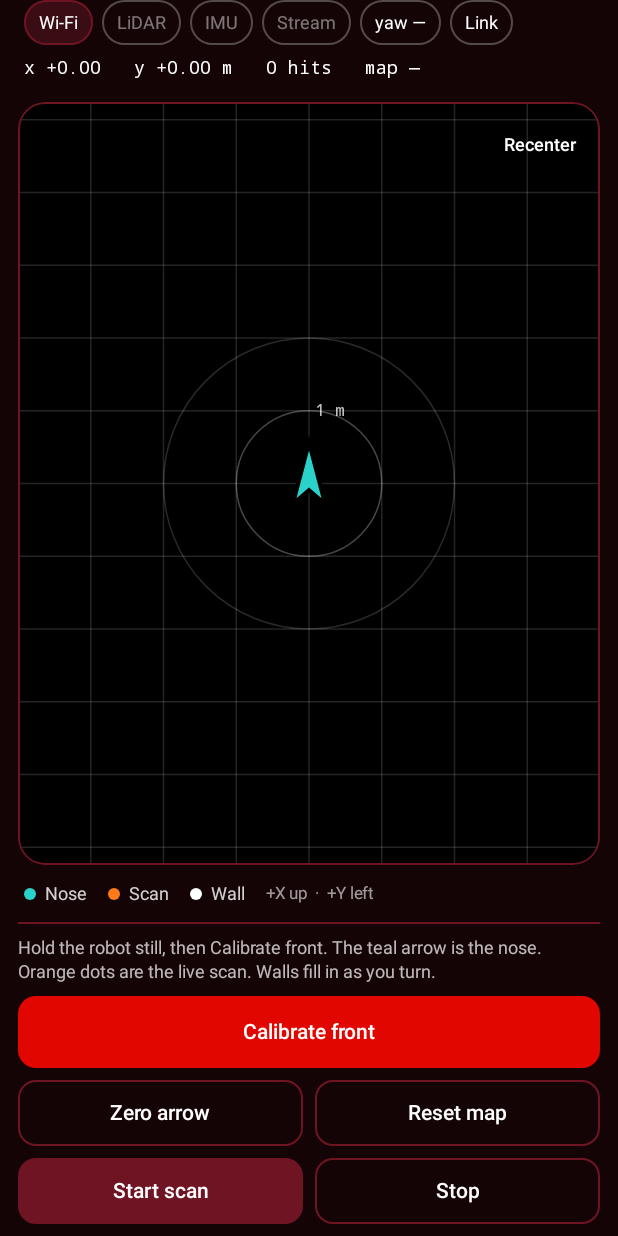
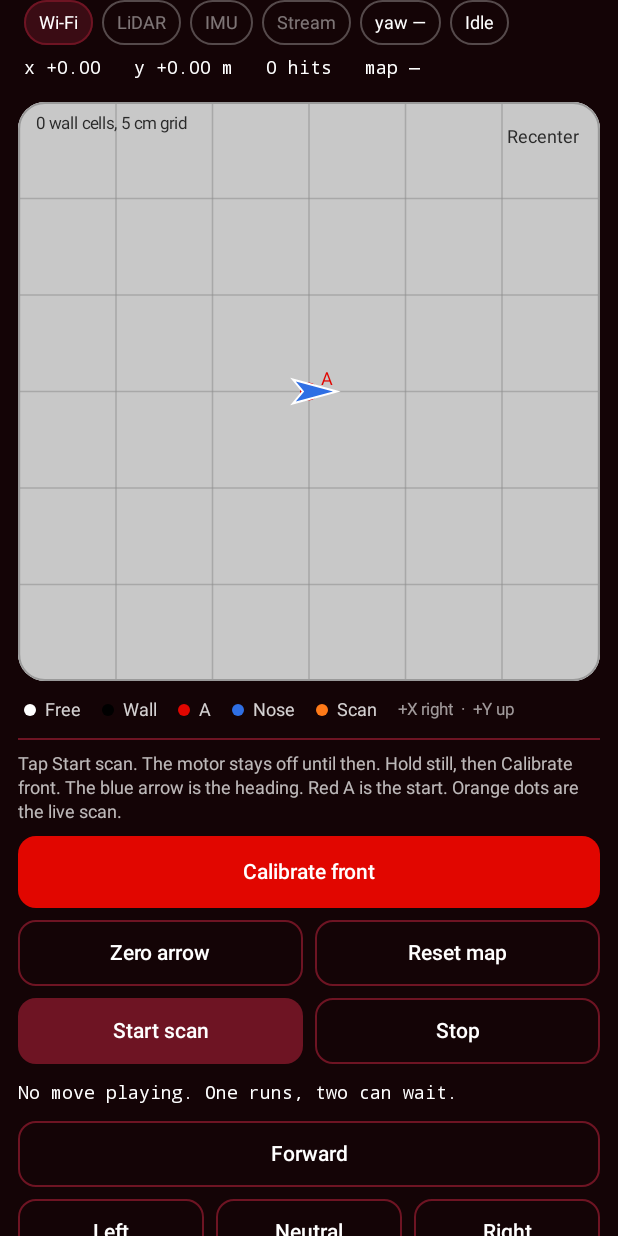
Before and after one commit to Karthikeya07-tech/Spyder-Auto-, an Android app built with Jetpack Compose: the composable LivePane shown on its own in the app's theme, on a phone screen of 412 x 824 dp. Run offline under Robolectric (Android 15) with nearby library versions, the phone set to English and light mode, and no system bars; network calls fail.

Commit message:
made changes on map Ui and added action Ui buttons with logic

```diff
--- a/app/src/main/java/com/example/spyder/MainActivity.kt
+++ b/app/src/main/java/com/example/spyder/MainActivity.kt
@@ -33,7 +33,8 @@ class MainActivity : ComponentActivity() {
                     onZero = robot::zero,
                     onResetMap = robot::resetMap,
                     onStart = robot::startStream,
-                    onStop = robot::stopStream
+                    onStop = robot::stopStream,
+                    onAction = robot::play
                 )
             }
         }
--- a/app/src/main/java/com/example/spyder/ui/MapCanvas.kt
+++ b/app/src/main/java/com/example/spyder/ui/MapCanvas.kt
@@ -9,8 +9,8 @@ import androidx.compose.foundation.layout.Box
 import androidx.compose.foundation.layout.fillMaxSize
 import androidx.compose.foundation.layout.padding
 import androidx.compose.foundation.shape.RoundedCornerShape
+import androidx.compose.foundation.clickable
 import androidx.compose.material3.Text
-import androidx.compose.material3.TextButton
 import androidx.compose.runtime.Composable
 import androidx.compose.runtime.getValue
 import androidx.compose.runtime.mutableFloatStateOf
@@ -37,12 +37,16 @@ import androidx.compose.ui.text.rememberTextMeasurer
 import androidx.compose.ui.unit.dp
 import androidx.compose.ui.unit.sp
 import com.example.spyder.robot.Frame
-import com.example.spyder.ui.theme.NoseTeal
 import com.example.spyder.ui.theme.ScanOrange
-import com.example.spyder.ui.theme.SpyderBlack
-import com.example.spyder.ui.theme.SpyderMaroon
-import com.example.spyder.ui.theme.SpyderWhite
+import java.util.Locale
 import kotlin.math.min
+
+private val MapPaper = Color(0xFFC8C8C8)
+private val MapLine = Color(0xFF8E8E8E)
+private val MapInk = Color(0xFF2A2A2A)
+private val MapEdge = Color(0xFF9A9A9A)
+private val StartRed = Color(0xFFE10600)
+private val HeadingBlue = Color(0xFF2F6FE4)
 
 @Composable
 fun MapCanvas(
@@ -52,23 +56,33 @@ fun MapCanvas(
     scanMm: IntArray,
     occupancy: ByteArray,
     mapSize: Int,
+    mapStamp: Int,
     resolutionM: Double,
     modifier: Modifier = Modifier
 ) {
     var zoom by remember { mutableFloatStateOf(1f) }
     var pan by remember { mutableStateOf(Offset.Zero) }
     val measurer = rememberTextMeasurer()
-    val metreLabel = remember(measurer) {
+    val wallCells = remember(mapStamp, occupancy) { Frame.wallCount(occupancy) }
+    val caption = remember(measurer, wallCells, resolutionM) {
+        val centimetres = resolutionM * 100.0
+        val cell = if (centimetres in 0.5..100.0) {
+            String.format(Locale.US, "%.0f", centimetres)
+        } else {
+            "5"
+        }
         measurer.measure(
-            "1 m",
-            TextStyle(
-                color = SpyderWhite.copy(alpha = 0.75f),
-                fontSize = 11.sp,
-                fontFamily = FontFamily.Monospace
-            )
+            "$wallCells wall cells, $cell cm grid",
+            TextStyle(color = MapInk, fontSize = 11.sp, fontFamily = FontFamily.SansSerif)
         )
     }
-    val pixels = remember(occupancy, mapSize) {
+    val startMark = remember(measurer) {
+        measurer.measure(
+            "A",
+            TextStyle(color = StartRed, fontSize = 12.sp, fontFamily = FontFamily.SansSerif)
+        )
+    }
+    val pixels = remember(mapStamp, occupancy, mapSize) {
         if (mapSize > 0 && occupancy.size == mapSize * mapSize) {
             Frame.rasterOccupancy(occupancy, mapSize)
         } else {
@@ -89,8 +103,8 @@ fun MapCanvas(
     Box(
         modifier = modifier
             .clip(RoundedCornerShape(18.dp))
-            .border(1.dp, SpyderMaroon, RoundedCornerShape(18.dp))
-            .background(SpyderBlack)
+            .border(1.dp, MapEdge, RoundedCornerShape(18.dp))
+            .background(MapPaper)
     ) {
         Canvas(
             modifier = Modifier
@@ -104,7 +118,7 @@ fun MapCanvas(
         ) {
             val shortest = min(size.width, size.height)
             if (shortest <= 0f) return@Canvas
-            val ppm = (shortest / 8f) * zoom
+            val ppm = (shortest / 12f) * zoom
             val centerX = size.width / 2f
             val centerY = size.height / 2f
 
@@ -120,12 +134,15 @@ fun MapCanvas(
                 return Offset(point.x, point.y)
             }
 
-            val grid = SpyderWhite.copy(alpha = 0.14f)
+            drawRect(MapPaper)
+            val grid = MapLine.copy(alpha = 0.55f)
             val hairline = 1.dp.toPx()
-            for (metre in -8..8) {
-                drawLine(grid, place(metre.toDouble(), -8.0), place(metre.toDouble(), 8.0), strokeWidth = hairline)
-                drawLine(grid, place(-8.0, metre.toDouble()), place(8.0, metre.toDouble()), strokeWidth = hairline)
+            for (metre in -12..12 step 2) {
+                val at = metre.toDouble()
+                drawLine(grid, place(at, -12.0), place(at, 12.0), strokeWidth = hairline)
+                drawLine(grid, place(-12.0, at), place(12.0, at), strokeWidth = hairline)
             }
+            drawText(caption, topLeft = Offset(12.dp.toPx(), 8.dp.toPx()))
 
             val bitmap = image
             if (bitmap != null) {
@@ -140,55 +157,46 @@ fun MapCanvas(
                 }
             }
 
-            val robot = place(poseX, poseY)
-            drawCircle(
-                color = SpyderWhite.copy(alpha = 0.28f),
-                radius = ppm,
-                center = robot,
-                style = Stroke(width = 1.5f)
-            )
-            drawCircle(
-                color = SpyderWhite.copy(alpha = 0.16f),
-                radius = ppm * 2f,
-                center = robot,
-                style = Stroke(width = 1.5f)
-            )
-            val oneMetre = place(poseX + 1.0, poseY)
-            drawText(
-                metreLabel,
-                topLeft = Offset(oneMetre.x + 6f, oneMetre.y - metreLabel.size.height / 2f)
-            )
-
-            val dot = 3.dp.toPx()
+            val dot = 2.2.dp.toPx()
             for (degree in scanMm.indices) {
                 val hit = Frame.scanHit(poseX, poseY, yawDeg, degree, scanMm[degree]) ?: continue
                 val at = place(hit.x, hit.y)
                 drawCircle(ScanOrange, radius = dot, center = at)
             }
 
-            val length = 22.dp.toPx()
+            val start = place(0.0, 0.0)
+            val robot = place(poseX, poseY)
+            drawCircle(StartRed, radius = 6.dp.toPx(), center = start)
+            drawText(
+                startMark,
+                topLeft = Offset(start.x + 8.dp.toPx(), start.y - startMark.size.height - 2.dp.toPx())
+            )
+
+            val length = 16.dp.toPx()
             rotate(degrees = -yawDeg.toFloat(), pivot = robot) {
                 val arrow = Path().apply {
-                    moveTo(robot.x, robot.y - length)
-                    lineTo(robot.x + length * 0.38f, robot.y + length * 0.45f)
-                    lineTo(robot.x, robot.y + length * 0.12f)
-                    lineTo(robot.x - length * 0.38f, robot.y + length * 0.45f)
+                    moveTo(robot.x + length, robot.y)
+                    lineTo(robot.x - length * 0.55f, robot.y - length * 0.42f)
+                    lineTo(robot.x - length * 0.2f, robot.y)
+                    lineTo(robot.x - length * 0.55f, robot.y + length * 0.42f)
                     close()
                 }
-                drawPath(arrow, color = SpyderBlack, style = Stroke(width = 8f))
-                drawPath(arrow, color = NoseTeal)
+                drawPath(arrow, color = Color.White, style = Stroke(width = 4f))
+                drawPath(arrow, color = HeadingBlue)
             }
         }
-        TextButton(
-            onClick = {
-                zoom = 1f
-                pan = Offset.Zero
-            },
+        Text(
+            text = "Recenter",
+            color = MapInk,
+            fontSize = 12.sp,
             modifier = Modifier
                 .align(Alignment.TopEnd)
-                .padding(4.dp)
-        ) {
-            Text("Recenter", color = SpyderWhite, fontSize = 12.sp)
-        }
+                .padding(8.dp)
+                .clickable {
+                    zoom = 1f
+                    pan = Offset.Zero
+                }
+                .padding(horizontal = 6.dp, vertical = 4.dp)
+        )
     }
 }
--- a/app/src/main/java/com/example/spyder/ui/RobotScreen.kt
+++ b/app/src/main/java/com/example/spyder/ui/RobotScreen.kt
@@ -21,6 +21,7 @@ import androidx.compose.foundation.layout.WindowInsets
 import androidx.compose.foundation.layout.fillMaxSize
 import androidx.compose.foundation.layout.fillMaxWidth
 import androidx.compose.foundation.layout.height
+import androidx.compose.foundation.layout.heightIn
 import androidx.compose.foundation.layout.padding
 import androidx.compose.foundation.layout.size
 import androidx.compose.foundation.layout.systemBars
@@ -57,7 +58,6 @@ import androidx.compose.ui.unit.dp
 import androidx.compose.ui.unit.sp
 import androidx.core.content.ContextCompat
 import com.example.spyder.robot.RobotEndpoint
-import com.example.spyder.ui.theme.NoseTeal
 import com.example.spyder.ui.theme.ScanOrange
 import com.example.spyder.ui.theme.SpyderBackground
 import com.example.spyder.ui.theme.SpyderBlack
@@ -69,7 +69,7 @@ import kotlinx.coroutines.delay
 import java.util.Locale
 
 private const val HINT =
-    "Hold the robot still, then Calibrate front. The teal arrow is the nose. Orange dots are the live scan. Walls fill in as you turn."
+    "Tap Start scan. The motor stays off until then. Hold still, then Calibrate front. The blue arrow is the heading. Red A is the start. Orange dots are the live scan."
 
 @Composable
 fun RobotScreen(
@@ -79,7 +79,8 @@ fun RobotScreen(
     onZero: () -> Unit,
     onResetMap: () -> Unit,
     onStart: () -> Unit,
-    onStop: () -> Unit
+    onStop: () -> Unit,
+    onAction: (String) -> Unit
 ) {
     val view = LocalView.current
     DisposableEffect(state.link) {
@@ -108,6 +109,7 @@ fun RobotScreen(
                 onResetMap = onResetMap,
                 onStart = onStart,
                 onStop = onStop,
+                onAction = onAction,
                 modifier = Modifier.weight(1f)
             )
         } else {
@@ -165,6 +167,7 @@ private fun LivePane(
     onResetMap: () -> Unit,
     onStart: () -> Unit,
     onStop: () -> Unit,
+    onAction: (String) -> Unit,
     modifier: Modifier = Modifier
 ) {
     var now by remember { mutableLongStateOf(System.currentTimeMillis()) }
@@ -203,6 +206,7 @@ private fun LivePane(
             scanMm = state.scanMm,
             occupancy = state.occupancy,
             mapSize = state.mapSize,
+            mapStamp = state.mapStamp,
             resolutionM = state.resolutionM,
             modifier = Modifier
                 .weight(1f)
@@ -210,14 +214,18 @@ private fun LivePane(
                 .padding(horizontal = 12.dp, vertical = 8.dp)
         )
         Row(
-            modifier = Modifier.padding(horizontal = 16.dp),
+            modifier = Modifier
+                .horizontalScroll(rememberScrollState())
+                .padding(horizontal = 16.dp),
             horizontalArrangement = Arrangement.spacedBy(14.dp)
         ) {
-            Legend(NoseTeal, "Nose")
+            Legend(Color.White, "Free")
+            Legend(Color.Black, "Wall")
+            Legend(Color(0xFFE10600), "A")
+            Legend(Color(0xFF2F6FE4), "Nose")
             Legend(ScanOrange, "Scan")
-            Legend(SpyderWhite, "Wall")
             Text(
-                text = "+X up  ·  +Y left",
+                text = "+X right  ·  +Y up",
                 color = SpyderWhite.copy(alpha = 0.6f),
                 fontSize = 11.sp,
                 modifier = Modifier.align(Alignment.CenterVertically)
@@ -225,6 +233,8 @@ private fun LivePane(
         }
         Column(
             modifier = Modifier
+                .heightIn(max = 340.dp)
+                .verticalScroll(rememberScrollState())
                 .fillMaxWidth()
                 .padding(horizontal = 12.dp, vertical = 8.dp),
             verticalArrangement = Arrangement.spacedBy(8.dp)
@@ -296,6 +306,50 @@ private fun LivePane(
                     modifier = Modifier.weight(1f)
                 )
             }
+            Text(
+                text = actionLine(state),
+                color = SpyderWhite,
+                fontFamily = FontFamily.Monospace,
+                fontSize = 12.sp
+            )
+            val motionReady = ready && !queueFull(state)
+            Choice(
+                text = "Forward",
+                filled = state.actionCurrent == "walk_forward",
+                enabled = motionReady,
+                onClick = { onAction("walk_forward") },
+                modifier = Modifier.fillMaxWidth()
+            )
+            Row(horizontalArrangement = Arrangement.spacedBy(8.dp)) {
+                Choice(
+                    text = "Left",
+                    filled = state.actionCurrent == "turn_left",
+                    enabled = motionReady,
+                    onClick = { onAction("turn_left") },
+                    modifier = Modifier.weight(1f)
+                )
+                Choice(
+                    text = "Neutral",
+                    filled = state.actionCurrent == "neutral",
+                    enabled = motionReady,
+                    onClick = { onAction("neutral") },
+                    modifier = Modifier.weight(1f)
+                )
+                Choice(
+                    text = "Right",
+                    filled = state.actionCurrent == "turn_right",
+                    enabled = motionReady,
+                    onClick = { onAction("turn_right") },
+                    modifier = Modifier.weight(1f)
+                )
+            }
+            Choice(
+                text = "Back",
+                filled = state.actionCurrent == "walk_backward",
+                enabled = motionReady,
+                onClick = { onAction("walk_backward") },
+                modifier = Modifier.fillMaxWidth()
+            )
         }
     }
 }
@@ -316,12 +370,13 @@ private fun StatusRow(state: RobotUiState, fresh: Boolean) {
         Chip(formatYaw(state.yawDeg), on = state.yawDeg != null)
         Chip(
             label = when {
+                state.streaming != true -> "Idle"
                 state.lastPacketMs == 0L -> if (state.usingSocket) "Socket" else "Link"
                 fresh -> if (state.usingSocket) "Socket" else "Poll"
                 else -> "No packets"
             },
-            on = fresh,
-            warn = state.lastPacketMs > 0 && !fresh
+            on = state.streaming == true && fresh,
+            warn = state.streaming == true && state.lastPacketMs > 0 && !fresh
         )
     }
 }
@@ -410,8 +465,8 @@ private fun JoinPane(
                     )
                 }
                 Step("1", "Connect, then confirm Twist-auto on the system dialog.")
-                Step("2", "Hold the robot still and tap Calibrate front.")
-                Step("3", "Turn in place. Orange dots are the scan. Walls fill in as you go.")
+                Step("2", "Tap Start scan. Nothing is live until the motor spins.")
+                Step("3", "Hold still, calibrate front, and turn. Walls fill in as you go.")
                 val message = notice?.takeIf { it.isNotBlank() } ?: state.detail
                 if (message.isNotBlank()) {
                     Text(
@@ -588,6 +643,30 @@ private fun networkLine(ssid: String?): String = when {
     else -> "Phone is on $ssid"
 }
 
+private fun queueFull(state: RobotUiState): Boolean {
+    return state.actionBusy == true && state.actionQueued.size >= 2
+}
+
+private fun actionLine(state: RobotUiState): String {
+    val now = state.actionCurrent?.let(::motionLabel)
+    val waiting = state.actionQueued.map(::motionLabel)
+    return when {
+        now == null && waiting.isEmpty() -> "No move playing. One runs, two can wait."
+        now != null && waiting.isEmpty() -> "Now $now"
+        now != null -> "Now $now · waiting ${waiting.joinToString(", ")}"
+        else -> "Waiting ${waiting.joinToString(", ")}"
+    }
+}
+
+private fun motionLabel(name: String): String = when (name) {
+    "neutral" -> "Neutral"
+    "walk_forward" -> "Forward"
+    "walk_backward" -> "Back"
+    "turn_left" -> "Left"
+    "turn_right" -> "Right"
+    else -> name
+}
+
 private fun formatYaw(yaw: Double?): String {
     if (yaw == null) return "yaw —"
     val wrapped = ((yaw % 360.0) + 360.0) % 360.0
--- a/app/src/main/java/com/example/spyder/ui/RobotUiState.kt
+++ b/app/src/main/java/com/example/spyder/ui/RobotUiState.kt
@@ -23,9 +23,13 @@ data class RobotUiState(
     val mapVersion: Long = -1,
     val occupancy: ByteArray = ByteArray(0),
     val mapSize: Int = 0,
+    val mapStamp: Int = 0,
     val resolutionM: Double = 0.05,
     val versions: String = "",
     val busy: Boolean = false,
+    val actionBusy: Boolean? = null,
+    val actionCurrent: String? = null,
+    val actionQueued: List<String> = emptyList(),
     val lastPacketMs: Long = 0L,
     val usingSocket: Boolean = false
 )
```
Also changed, not shown: app/src/main/java/com/example/spyder/robot/Frame.kt (+14 -16 lines), app/src/main/java/com/example/spyder/robot/RobotEndpoint.kt (+7 -2 lines), app/src/main/java/com/example/spyder/robot/RobotJson.kt (+52 -0 lines), app/src/main/java/com/example/spyder/ui/RobotViewModel.kt (+196 -65 lines), 2 other files.
